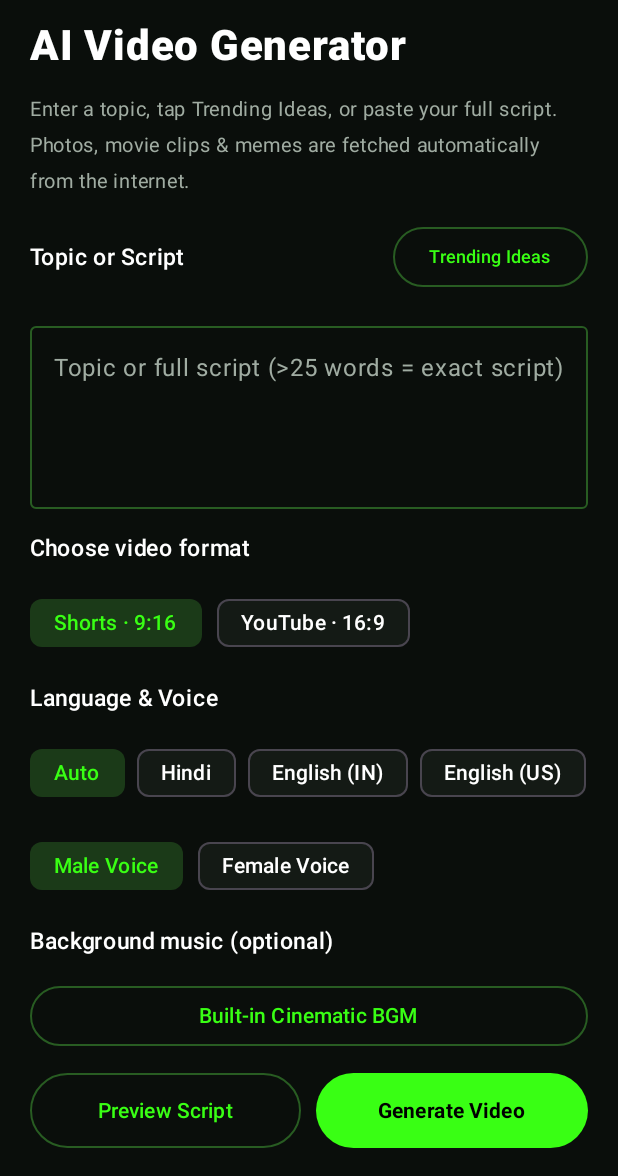
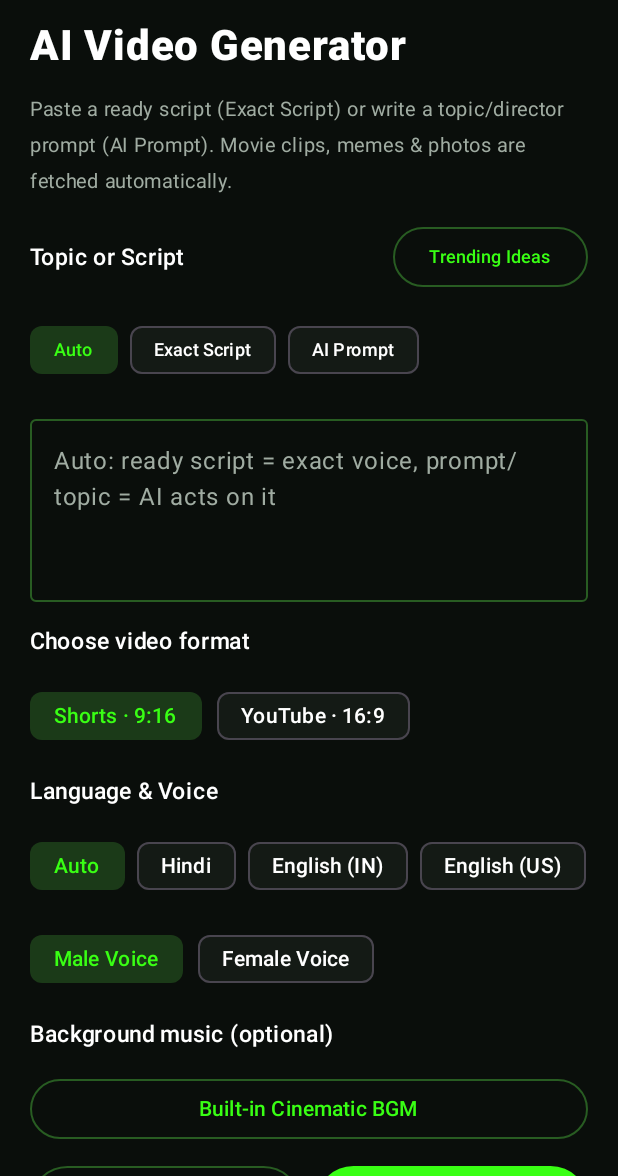
Before and after one commit to ravisuryavanshi785-ui/Ai-vdeo-generater-, an Android app built with Jetpack Compose: the screen it shows after launch (MainActivity), on a phone screen of 412 x 824 dp, the part 60-1236 px from its top. Run offline under Robolectric (Android 15) with nearby library versions, the phone set to English and light mode, and no system bars; our stand-ins replace Dagger/Hilt's generated code; libraries missing offline, so code that uses them is left out: com.jakewharton.retrofit2, io.github.whitemagic2014.tts, okhttp3.dnsoverhttps; 9 statements that could not run were skipped.

Commit message:
Update MainScreen.kt

```diff
--- a/app/src/main/java/com/rsmoviespot/ui/MainScreen.kt
+++ b/app/src/main/java/com/rsmoviespot/ui/MainScreen.kt
@@ -50,6 +50,7 @@ import androidx.compose.ui.unit.dp
 import androidx.compose.ui.unit.sp
 import androidx.core.content.ContextCompat
 import androidx.hilt.navigation.compose.hiltViewModel
+import com.rsmoviespot.domain.models.InputMode
 import com.rsmoviespot.domain.models.VideoLanguage
 import com.rsmoviespot.domain.models.VoiceGender
 
@@ -131,7 +132,7 @@ fun MainScreen(
             fontWeight = FontWeight.ExtraBold
         )
         Text(
-            text = "Enter a topic, tap Trending Ideas, or paste your full script. Photos, movie clips & memes are fetched automatically from the internet.",
+            text = "Paste a ready script (Exact Script) or write a topic/director prompt (AI Prompt). Movie clips, memes & photos are fetched automatically.",
             color = TextMuted,
             fontSize = 13.sp
         )
@@ -188,10 +189,32 @@ fun MainScreen(
             }
         }
 
+        Row(
+            modifier = Modifier.fillMaxWidth(),
+            horizontalArrangement = Arrangement.spacedBy(8.dp)
+        ) {
+            InputMode.entries.forEach { mode ->
+                FilterChip(
+                    selected = uiState.inputMode == mode,
+                    onClick = { viewModel.onInputModeSelected(mode) },
+                    enabled = !uiState.isGenerating && !uiState.isPreviewingScript,
+                    label = { Text(mode.label, fontSize = 12.sp) },
+                    colors = chipColors,
+                    border = chipBorder
+                )
+            }
+        }
+
+        val inputHint = when (uiState.inputMode) {
+            InputMode.AUTO -> "Auto: ready script = exact voice, prompt/topic = AI acts on it"
+            InputMode.EXACT_SCRIPT -> "Exact Script: speaks your exact text word-for-word"
+            InputMode.AI_PROMPT -> "AI Prompt: follows all instructions & writes fresh script"
+        }
+
         OutlinedTextField(
             value = uiState.topic,
             onValueChange = viewModel::onTopicChanged,
-            label = { Text("Topic or full script (>25 words = exact script)") },
+            label = { Text(inputHint) },
             modifier = Modifier
                 .fillMaxWidth()
                 .height(130.dp),
@@ -537,8 +560,19 @@ fun MainScreen(
         if (activeKitScript != null &&
             (activeKitScript.youtube_title.isNotBlank() ||
                 activeKitScript.youtube_description.isNotBlank() ||
+                activeKitScript.youtube_hashtags.isNotBlank() ||
                 activeKitScript.pinned_comment.isNotBlank())
         ) {
+            val fullDescriptionWithTags = buildString {
+                if (activeKitScript.youtube_description.isNotBlank()) {
+                    append(activeKitScript.youtube_description.trim())
+                }
+                if (activeKitScript.youtube_hashtags.isNotBlank()) {
+                    if (isNotEmpty()) append("\n\n")
+                    append(activeKitScript.youtube_hashtags.trim())
+                }
+            }
+
             Card(
                 modifier = Modifier.fillMaxWidth(),
                 colors = CardDefaults.cardColors(containerColor = CardBg),
@@ -561,12 +595,12 @@ fun MainScreen(
                             fontSize = 12.sp
                         )
                     }
-                    if (activeKitScript.youtube_description.isNotBlank()) {
+                    if (fullDescriptionWithTags.isNotBlank()) {
                         Text(
-                            text = "Description: ${activeKitScript.youtube_description}",
+                            text = "Description: $fullDescriptionWithTags",
                             color = TextMuted,
                             fontSize = 11.sp,
-                            maxLines = 4,
+                            maxLines = 5,
                             overflow = TextOverflow.Ellipsis
                         )
                     }
@@ -596,10 +630,10 @@ fun MainScreen(
                                 Text("Copy Title", fontSize = 11.sp)
                             }
                         }
-                        if (activeKitScript.youtube_description.isNotBlank()) {
+                        if (fullDescriptionWithTags.isNotBlank()) {
                             OutlinedButton(
                                 onClick = {
-                                    copyToClipboard(context, "YouTube Description", activeKitScript.youtube_description)
+                                    copyToClipboard(context, "YouTube Description", fullDescriptionWithTags)
                                 },
                                 modifier = Modifier.weight(1f),
                                 shape = RoundedCornerShape(18.dp),
```
